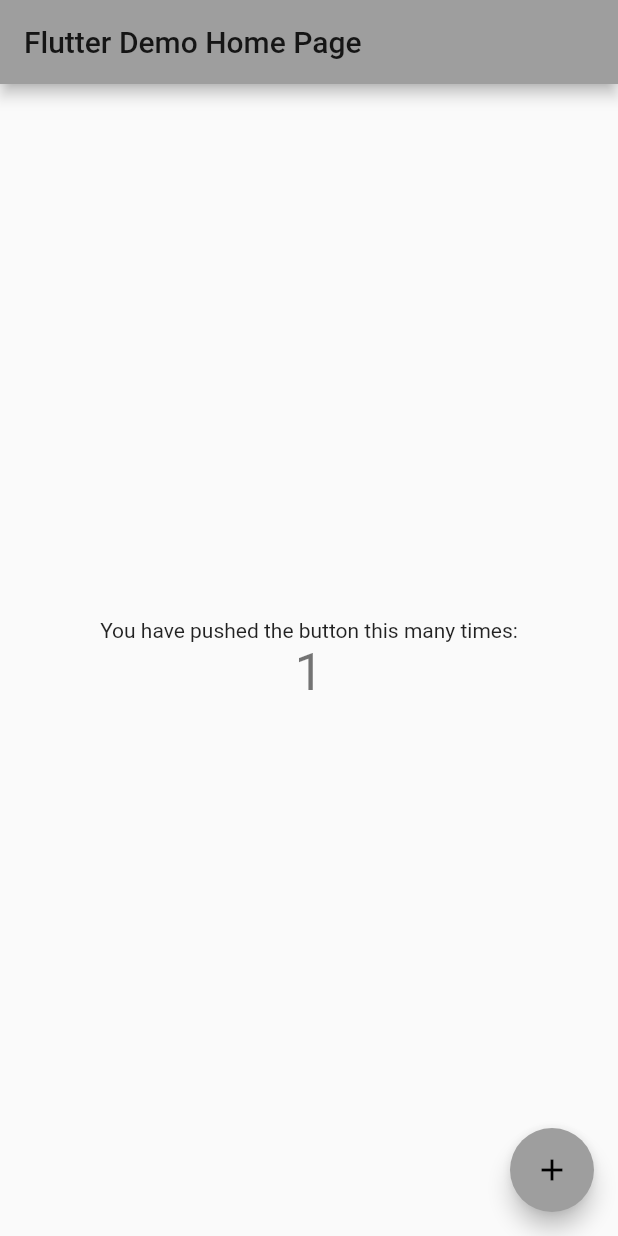
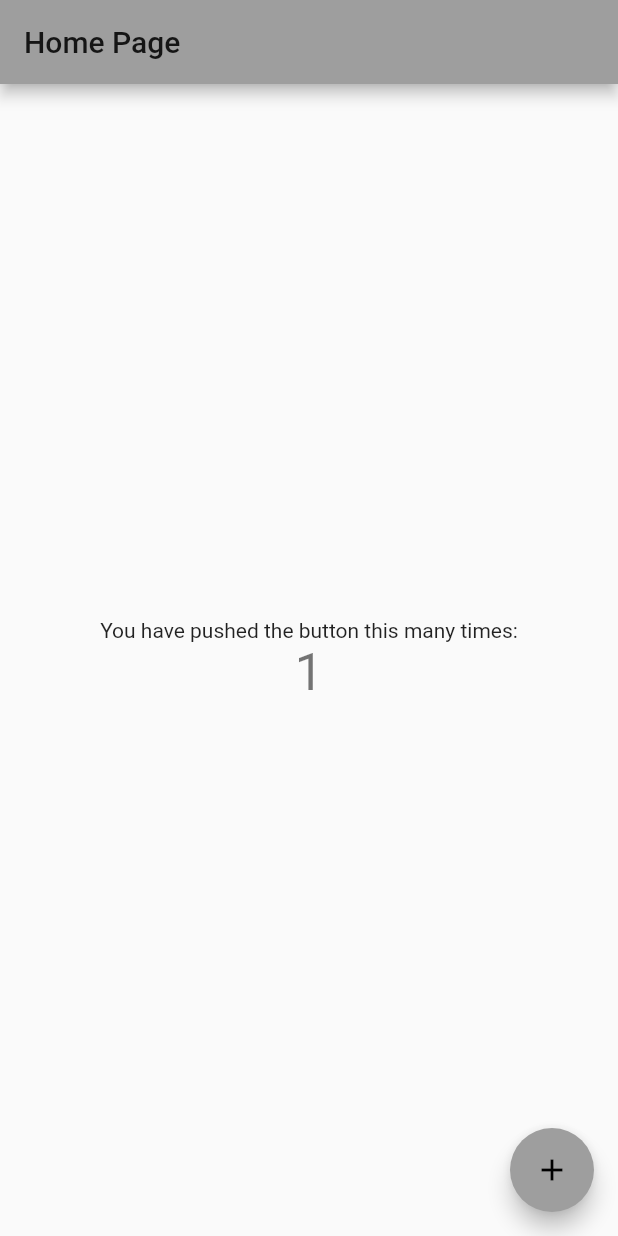
Before and after one commit to goupilAnthony/flutter-boilerplate, a Flutter app: the screen it shows after launch, after a tap on the "add" icon, on a phone screen of 412 x 824 dp. Run offline on Flutter 3.47's test engine with Material 2 defaults, Android fonts, the phone set to English and light mode, and no system bars.

Commit message:
remove comments

```diff
--- a/lib/main.dart
+++ b/lib/main.dart
@@ -1,43 +1,22 @@
 import 'package:flutter/material.dart';
 
-void main() {
-  runApp(MyApp());
-}
+void main() => runApp(MyApp());
 
 class MyApp extends StatelessWidget {
-  // This widget is the root of your application.
   @override
   Widget build(BuildContext context) {
     return MaterialApp(
       title: 'Flutter Demo',
       theme: ThemeData(
-        // This is the theme of your application.
-        //
-        // Try running your application with "flutter run". You'll see the
-        // application has a blue toolbar. Then, without quitting the app, try
-        // changing the primarySwatch below to Colors.green and then invoke
-        // "hot reload" (press "r" in the console where you ran "flutter run",
-        // or simply save your changes to "hot reload" in a Flutter IDE).
-        // Notice that the counter didn't reset back to zero; the application
-        // is not restarted.
         primarySwatch: Colors.grey,
       ),
-      home: MyHomePage(title: 'Flutter Demo Home Page'),
+      home: MyHomePage(title: 'Home Page'),
     );
   }
 }
 
 class MyHomePage extends StatefulWidget {
   MyHomePage({Key? key, required this.title}) : super(key: key);
-
-  // This widget is the home page of your application. It is stateful, meaning
-  // that it has a State object (defined below) that contains fields that affect
-  // how it looks.
-
-  // This class is the configuration for the state. It holds the values (in this
-  // case the title) provided by the parent (in this case the App widget) and
-  // used by the build method of the State. Fields in a Widget subclass are
-  // always marked "final".
 
   final String title;
 
@@ -50,52 +29,21 @@ class _MyHomePageState extends State<MyHomePage> {
 
   void _incrementCounter() {
     setState(() {
-      // This call to setState tells the Flutter framework that something has
-      // changed in this State, which causes it to rerun the build method below
-      // so that the display can reflect the updated values. If we changed
-      // _counter without calling setState(), then the build method would not be
-      // called again, and so nothing would appear to happen.
       _counter++;
     });
   }
 
   @override
   Widget build(BuildContext context) {
-    // This method is rerun every time setState is called, for instance as done
-    // by the _incrementCounter method above.
-    //
-    // The Flutter framework has been optimized to make rerunning build methods
-    // fast, so that you can just rebuild anything that needs updating rather
-    // than having to individually change instances of widgets.
     return Scaffold(
       appBar: AppBar(
-        // Here we take the value from the MyHomePage object that was created by
-        // the App.build method, and use it to set our appbar title.
         title: Text(widget.title),
       ),
       body: Center(
-        // Center is a layout widget. It takes a single child and positions it
-        // in the middle of the parent.
         child: Column(
-          // Column is also a layout widget. It takes a list of children and
-          // arranges them vertically. By default, it sizes itself to fit its
-          // children horizontally, and tries to be as tall as its parent.
-          //
-          // Invoke "debug painting" (press "p" in the console, choose the
-          // "Toggle Debug Paint" action from the Flutter Inspector in Android
-          // Studio, or the "Toggle Debug Paint" command in Visual Studio Code)
-          // to see the wireframe for each widget.
-          //
-          // Column has various properties to control how it sizes itself and
-          // how it positions its children. Here we use mainAxisAlignment to
-          // center the children vertically; the main axis here is the vertical
-          // axis because Columns are vertical (the cross axis would be
-          // horizontal).
           mainAxisAlignment: MainAxisAlignment.center,
           children: <Widget>[
-            Text(
-              'You have pushed the button this many times:',
-            ),
+            Text('You have pushed the button this many times:'),
             Text(
               '$_counter',
               style: Theme.of(context).textTheme.headline4,
@@ -107,7 +55,7 @@ class _MyHomePageState extends State<MyHomePage> {
         onPressed: _incrementCounter,
         tooltip: 'Increment',
         child: Icon(Icons.add),
-      ), // This trailing comma makes auto-formatting nicer for build methods.
+      ),
     );
   }
 }
```
